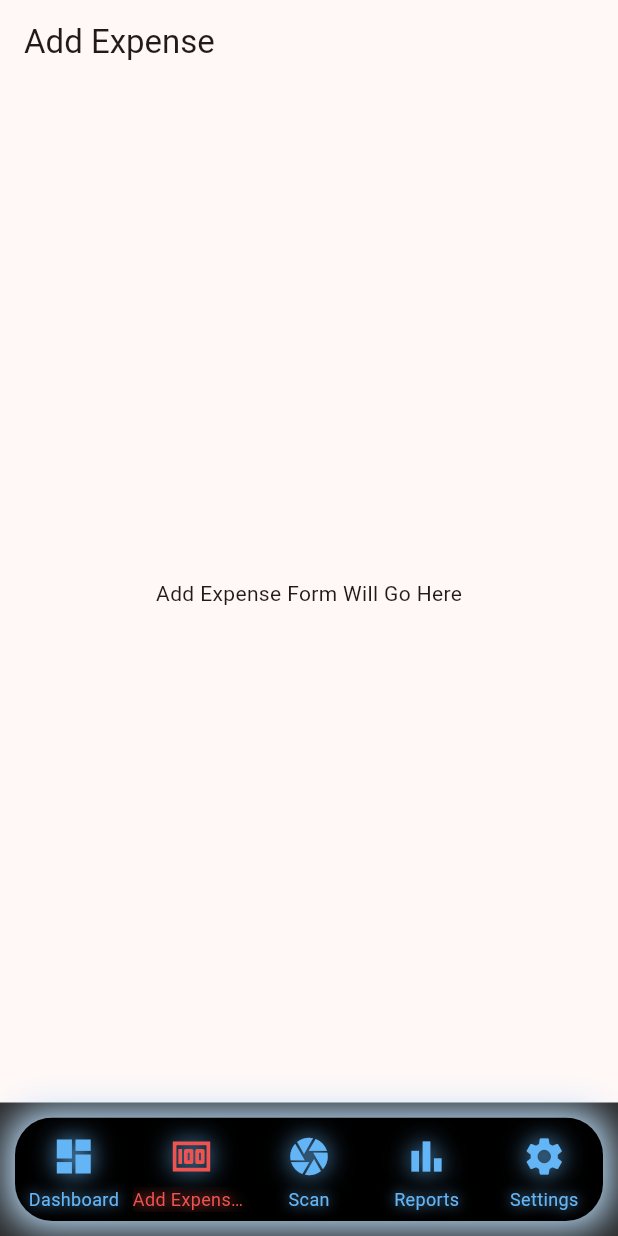
After one commit to Edge-5475/tracker, a Flutter app: the screen it shows after launch, item 2 of the bottom bar chosen, on a phone screen of 412 x 824 dp. The commit adds this screen. Run offline on Flutter 3.47's test engine with Material 3 defaults, Android fonts, the phone set to English and light mode, and no system bars.

Commit message:
add form link

```diff
--- /dev/null
+++ b/lib/add_expense/add_expense.dart
@@ -0,0 +1,18 @@
+import 'package:flutter/material.dart';
+
+
+class AddExpensesView extends StatelessWidget {
+  const AddExpensesView({super.key});
+
+  @override
+  Widget build(BuildContext context) {
+    return Scaffold(
+      appBar: AppBar(
+        title: const Text('Add Expense'),
+      ),
+      body: const Center(
+        child: Text('Add Expense Form Will Go Here'),
+      ),
+    );
+  }
+}
--- a/lib/main.dart
+++ b/lib/main.dart
@@ -1,5 +1,6 @@
 import 'package:flutter/material.dart';
 import 'package:tracker/main_view/main_view.dart';
+import 'package:tracker/add_expense/add_expense.dart';
 
 void main() {
   runApp(const MyApp());
--- a/lib/main_view/main_view.dart
+++ b/lib/main_view/main_view.dart
@@ -1,4 +1,5 @@
 import 'package:flutter/material.dart';
+import 'package:tracker/add_expense/add_expense.dart';
 import 'package:tracker/home/dashboard.dart';
 
 class MainView extends StatefulWidget {
@@ -11,7 +12,7 @@ class MainView extends StatefulWidget {
 class _MainViewState extends State<MainView>
     with SingleTickerProviderStateMixin {
   late AnimationController _controller;
-
+  int _selectedIndex = 0;
   @override
   void initState() {
     super.initState();
@@ -24,15 +25,33 @@ class _MainViewState extends State<MainView>
     super.dispose();
   }
 
+  void _onItemTapped(int index) {
+  setState(() {
+    _selectedIndex = index;
+  });
+}
+
   @override
   Widget build(BuildContext context) {
 
+   Widget currentView;
+    switch (_selectedIndex) {
+    case 0:
+      currentView = const HomeView();
+      break;
+    case 1:
+      currentView = const AddExpensesView(); // This links to your add expense view
+      break;
+    // Add other cases for remaining tabs
+    default:
+      currentView = const HomeView();
+  }
+
    PageStorageBucket bucket = PageStorageBucket();
-   Widget currentView = const HomeView();
    return Scaffold(
 
     backgroundColor: const Color.fromARGB(255, 41, 41, 41),
-    body: PageStorage(bucket: bucket, child: currentView),
+    body: currentView,
     bottomNavigationBar: Container(
       margin: EdgeInsets.all(10), // Add margin to create space from edges
       decoration: BoxDecoration(
@@ -48,6 +67,8 @@ class _MainViewState extends State<MainView>
       child: ClipRRect( // Wrap with ClipRRect to apply rounded corners to the navigation bar
         borderRadius: BorderRadius.circular(25),
         child: BottomNavigationBar(
+          currentIndex: _selectedIndex,  // Add this line
+          onTap: _onItemTapped,
           elevation: 0,
           type: BottomNavigationBarType.fixed,
           backgroundColor: Colors.black,
```
